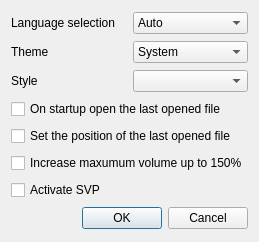
Above: forms/settings_window.ui from Communist02/AnimePlayer before the change. Below: the same form after it.
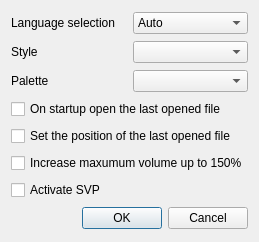
That is the form after the change. Icons and pictures are not drawn.

Commit message: Adding color schemes and changing the program assembly system

What changed in the file:
```diff
--- a/forms/settings_window.ui
+++ b/forms/settings_window.ui
@@ -53,39 +53,6 @@
      </item>
     </layout>
    </item>
-   <item>
-    <layout class="QHBoxLayout" name="horizontalLayout_2">
-     <item>
-      <widget class="QLabel" name="labelTheme">
-       <property name="text">
-        <string>Theme</string>
-       </property>
-      </widget>
-     </item>
-     <item>
-      <widget class="QComboBox" name="theme">
-       <property name="currentText">
-        <string>System</string>
-       </property>
-       <item>
-        <property name="text">
-         <string>System</string>
-        </property>
-       </item>
-       <item>
-        <property name="text">
-         <string>Light</string>
-        </property>
-       </item>
-       <item>
-        <property name="text">
-         <string>Dark</string>
-        </property>
-       </item>
-      </widget>
-     </item>
-    </layout>
-   </item>
    <item>
     <layout class="QHBoxLayout" name="horizontalLayout_3">
      <item>
@@ -100,6 +67,24 @@
      </item>
     </layout>
    </item>
+   <item>
+    <layout class="QHBoxLayout" name="horizontalLayout_2">
+     <item>
+      <widget class="QLabel" name="label_palette">
+       <property name="text">
+        <string>Palette</string>
+       </property>
+      </widget>
+     </item>
+     <item>
+      <widget class="QComboBox" name="comboBox_palette">
+       <property name="currentText">
+        <string/>
+       </property>
+      </widget>
+     </item>
+    </layout>
+   </item>
    <item>
     <widget class="QCheckBox" name="openLastFile">
      <property name="text">
```
The commit also changes 12 other files.
